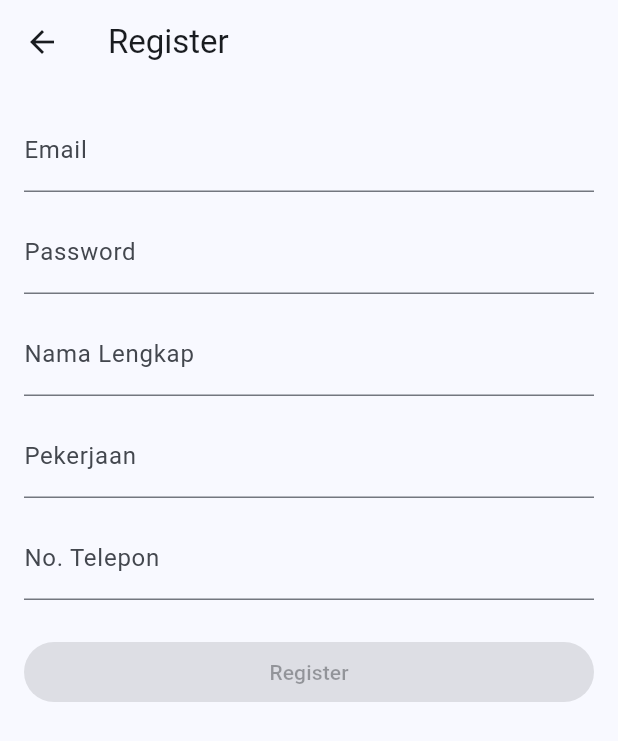
After one commit to izhharfarhan/Project-Luar-Sekolah, a Flutter app: the screen it shows after launch, after a tap on "Belum punya akun? Daftar di sini", on a phone screen of 412 x 824 dp. The commit adds this screen. Shown: the top 741 px of the screen. Run offline on Flutter 3.47's test engine with Material 3 defaults, Android fonts, the light colour scheme and no system bars; our stand-ins replace bloc, firebase_auth, firebase_core, firebase_database, flutter_bloc, get_it and 1 more; accounts and stored records are empty; network calls fail.

Commit message:
implement firebase auth login regist

```diff
--- /dev/null
+++ b/lib/bloc/auth/auth_bloc.dart
@@ -0,0 +1,41 @@
+import 'package:bloc/bloc.dart';
+import 'package:firebase_auth/firebase_auth.dart';
+import 'auth_event.dart';
+import 'auth_state.dart';
+
+class AuthBloc extends Bloc<AuthEvent, AuthState> {
+  final FirebaseAuth _auth = FirebaseAuth.instance;
+
+  AuthBloc() : super(AuthInitial()) {
+    on<LoginRequested>((event, emit) async {
+      emit(AuthLoading());
+      try {
+        final userCred = await _auth.signInWithEmailAndPassword(
+          email: event.email,
+          password: event.password,
+        );
+        emit(AuthAuthenticated(userCred.user!.uid));
+      } catch (e) {
+        emit(AuthError(e.toString()));
+      }
+    });
+
+    on<RegisterRequested>((event, emit) async {
+      emit(AuthLoading());
+      try {
+        final userCred = await _auth.createUserWithEmailAndPassword(
+          email: event.email,
+          password: event.password,
+        );
+        emit(AuthAuthenticated(userCred.user!.uid));
+      } catch (e) {
+        emit(AuthError(e.toString()));
+      }
+    });
+
+    on<LogoutRequested>((event, emit) async {
+      await _auth.signOut();
+      emit(AuthInitial());
+    });
+  }
+}
--- /dev/null
+++ b/lib/bloc/auth/auth_event.dart
@@ -0,0 +1,17 @@
+abstract class AuthEvent {}
+
+class LoginRequested extends AuthEvent {
+  final String email;
+  final String password;
+
+  LoginRequested(this.email, this.password);
+}
+
+class RegisterRequested extends AuthEvent {
+  final String email;
+  final String password;
+
+  RegisterRequested(this.email, this.password);
+}
+
+class LogoutRequested extends AuthEvent {}
--- /dev/null
+++ b/lib/bloc/auth/auth_state.dart
@@ -0,0 +1,15 @@
+abstract class AuthState {}
+
+class AuthInitial extends AuthState {}
+
+class AuthLoading extends AuthState {}
+
+class AuthAuthenticated extends AuthState {
+  final String uid;
+  AuthAuthenticated(this.uid);
+}
+
+class AuthError extends AuthState {
+  final String message;
+  AuthError(this.message);
+}
--- a/lib/di/locator.dart
+++ b/lib/di/locator.dart
@@ -1,10 +1,16 @@
 import 'package:get_it/get_it.dart';
 import '../data/post_provider.dart';
 import '../repository/post_repository.dart';
+import '../bloc/auth/auth_bloc.dart';
 
 final locator = GetIt.instance;
 
 void setupLocator() {
   locator.registerLazySingleton(() => PostProvider());
   locator.registerLazySingleton(() => PostRepository(locator<PostProvider>()));
+
+  //pendaftaran AuthBloc
+  if (!locator.isRegistered<AuthBloc>()) {
+    locator.registerLazySingleton<AuthBloc>(() => AuthBloc());
+  }
 }
--- /dev/null
+++ b/lib/login/RegisterScreen.dart
@@ -0,0 +1,124 @@
+import 'package:flutter/material.dart';
+import 'package:flutter_bloc/flutter_bloc.dart';
+import 'package:firebase_database/firebase_database.dart';
+import '../bloc/auth/auth_bloc.dart';
+import '../bloc/auth/auth_event.dart';
+import '../bloc/auth/auth_state.dart';
+
+class RegisterScreen extends StatefulWidget {
+  const RegisterScreen({super.key});
+
+  @override
+  State<RegisterScreen> createState() => _RegisterScreenState();
+}
+
+class _RegisterScreenState extends State<RegisterScreen> {
+  final _emailController = TextEditingController();
+  final _passwordController = TextEditingController();
+  final _nameController = TextEditingController();
+  final _jobController = TextEditingController();
+  final _phoneController = TextEditingController();
+
+  final _formKey = GlobalKey<FormState>();
+  bool _isButtonEnabled = false;
+
+  void _validateForm() {
+    setState(() {
+      _isButtonEnabled = _formKey.currentState?.validate() ?? false;
+    });
+  }
+
+  Future<void> _saveToRealtimeDatabase(String uid) async {
+    final dbRef = FirebaseDatabase.instance.ref().child('users/$uid');
+    await dbRef.set({
+      'name': _nameController.text.trim(),
+      'job': _jobController.text.trim(),
+      'phone': _phoneController.text.trim(),
+      'email': _emailController.text.trim(),
+    });
+    print('Data saved to Firebase');
+  }
+
+  @override
+  Widget build(BuildContext context) {
+    return Scaffold(
+      appBar: AppBar(title: const Text("Register")),
+      body: BlocConsumer<AuthBloc, AuthState>(
+        listener: (context, state) async {
+          if (state is AuthAuthenticated) {
+            await _saveToRealtimeDatabase(state.uid);
+            ScaffoldMessenger.of(context).showSnackBar(
+              const SnackBar(content: Text('Registrasi berhasil!')),
+            );
+            Navigator.pop(context);
+          } else if (state is AuthError) {
+            ScaffoldMessenger.of(context).showSnackBar(
+              SnackBar(content: Text(state.message)),
+            );
+          }
+        },
+        builder: (context, state) {
+          return Padding(
+            padding: const EdgeInsets.all(16.0),
+            child: Form(
+              key: _formKey,
+              onChanged: _validateForm,
+              child: ListView(
+                children: [
+                  TextFormField(
+                    controller: _emailController,
+                    decoration: const InputDecoration(labelText: 'Email'),
+                    validator: (value) => value == null || value.isEmpty ? 'Wajib diisi' : null,
+                  ),
+                  const SizedBox(height: 12),
+                  TextFormField(
+                    controller: _passwordController,
+                    obscureText: true,
+                    decoration: const InputDecoration(labelText: 'Password'),
+                    validator: (value) =>
+                        value != null && value.length >= 6 ? null : 'Minimal 6 karakter',
+                  ),
+                  const SizedBox(height: 12),
+                  TextFormField(
+                    controller: _nameController,
+                    decoration: const InputDecoration(labelText: 'Nama Lengkap'),
+                    validator: (value) => value == null || value.isEmpty ? 'Wajib diisi' : null,
+                  ),
+                  const SizedBox(height: 12),
+                  TextFormField(
+                    controller: _jobController,
+                    decoration: const InputDecoration(labelText: 'Pekerjaan'),
+                    validator: (value) => value == null || value.isEmpty ? 'Wajib diisi' : null,
+                  ),
+                  const SizedBox(height: 12),
+                  TextFormField(
+                    controller: _phoneController,
+                    decoration: const InputDecoration(labelText: 'No. Telepon'),
+                    keyboardType: TextInputType.phone,
+                    validator: (value) => value == null || value.isEmpty ? 'Wajib diisi' : null,
+                  ),
+                  const SizedBox(height: 24),
+                  ElevatedButton(
+                    onPressed: _isButtonEnabled && state is! AuthLoading
+                        ? () {
+                            context.read<AuthBloc>().add(
+                                  RegisterRequested(
+                                    _emailController.text.trim(),
+                                    _passwordController.text.trim(),
+                                  ),
+                                );
+                          }
+                        : null,
+                    child: state is AuthLoading
+                        ? const CircularProgressIndicator(color: Colors.white)
+                        : const Text("Register"),
+                  ),
+                ],
+              ),
+            ),
+          );
+        },
+      ),
+    );
+  }
+}
--- a/lib/main.dart
+++ b/lib/main.dart
@@ -1,13 +1,20 @@
 import 'package:flutter/material.dart';
+import 'package:flutter_bloc/flutter_bloc.dart';
 import 'package:shared_preferences/shared_preferences.dart';
 import 'login/LoginScreen.dart';
 import 'home/MainScreen.dart';
-import 'di/locator.dart'; // ✅ Tambahkan import locator.dart
+import 'di/locator.dart';
+import 'bloc/auth/auth_bloc.dart';
+import 'package:firebase_core/firebase_core.dart';
+import 'firebase_options.dart';
 
 void main() async {
   WidgetsFlutterBinding.ensureInitialized();
+  await Firebase.initializeApp(
+    options: DefaultFirebaseOptions.currentPlatform,
+  );
 
-  // ✅ Inisialisasi Dependency Injection
+  // 🟢 Baru daftar locator setelah Firebase siap
   setupLocator();
 
   final prefs = await SharedPreferences.getInstance();
@@ -16,6 +23,7 @@ void main() async {
   runApp(MyApp(initialRoute: savedEmail == null ? '/' : '/main'));
 }
 
+
 class MyApp extends StatelessWidget {
   final String initialRoute;
 
@@ -23,7 +31,15 @@ class MyApp extends StatelessWidget {
 
   @override
   Widget build(BuildContext context) {
-    return MaterialApp(
+    return MultiBlocProvider(
+      providers: [
+        BlocProvider<AuthBloc>(
+          create: (_) => locator<AuthBloc>(),
+        ),
+        // Nanti tambahkan NotesBloc di sini
+      ],
+      child: MaterialApp(
+        debugShowCheckedModeBanner: false,
         title: 'Note App',
         theme: ThemeData(
           colorScheme: ColorScheme.fromSeed(seedColor: Colors.blue),
@@ -34,6 +50,7 @@ class MyApp extends StatelessWidget {
           '/': (context) => const LoginScreen(),
           '/main': (context) => const MainScreen(),
         },
+      ),
     );
   }
 }
--- a/pubspec.yaml
+++ b/pubspec.yaml
@@ -32,11 +32,16 @@ dependencies:
     sdk: flutter
   shared_preferences: ^2.2.0
   flutter_bloc: ^8.1.3
+  bloc: ^8.1.2
   get_it: ^7.6.0
   # The following adds the Cupertino Icons font to your application.
   # Use with the CupertinoIcons class for iOS style icons.
   cupertino_icons: ^1.0.8
   http: ^1.3.0
+  firebase_auth: ^5.5.3
+  firebase_core: ^3.13.0
+  firebase_database: ^11.3.5
+
 
 dev_dependencies:
   flutter_test:
```
Also changed, not shown: database.rules.json (added, +7 -0 lines), lib/login/LoginScreen.dart (+44 -54 lines), lib/profile/ProfileScreen.dart (+20 -10 lines), firebase.json (added), lib/firebase_options.dart (added), pubspec.lock, 7 other files. Lines whose indentation alone changed are shown as unchanged.
